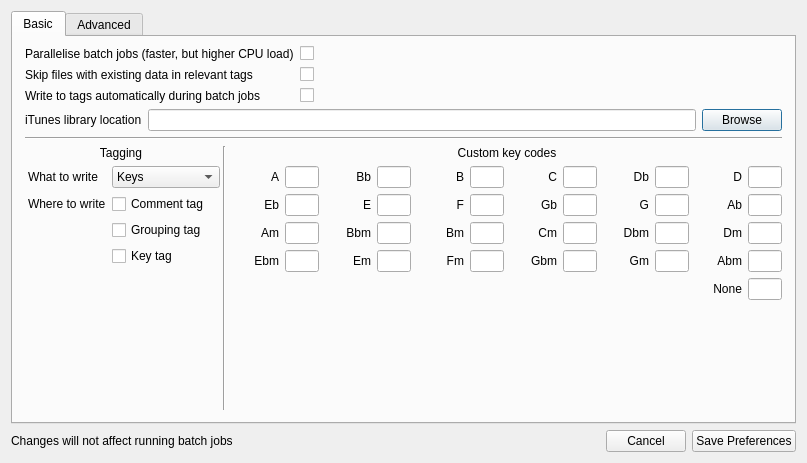
First picture: the form in prefsdialog.ui, repository ibsh/is_KeyFinder, before the edit.
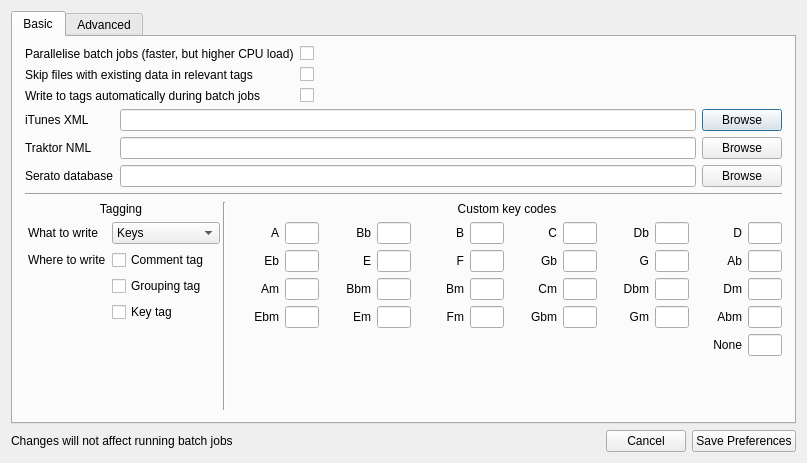
Second picture: the form after the edit.

Commit message:
OK. Addition of library reading for iTunes, Serato and Traktor.
iTunes is obviously buggy; can't be subthreaded and its path resolution
breaks TagLib for some reason. Serato is probably brittle.

The edit to the form file:
```diff
--- a/prefsdialog.ui
+++ b/prefsdialog.ui
@@ -90,7 +90,7 @@
          <item row="0" column="0">
           <widget class="QLabel" name="lbl_iTunesLibrary">
            <property name="text">
-            <string>iTunes library location</string>
+            <string>iTunes XML</string>
            </property>
           </widget>
          </item>
@@ -117,6 +117,66 @@
            </property>
           </widget>
          </item>
+         <item row="1" column="0">
+          <widget class="QLabel" name="lbl_traktorLibrary">
+           <property name="text">
+            <string>Traktor NML</string>
+           </property>
+          </widget>
+         </item>
+         <item row="1" column="1">
+          <widget class="QLineEdit" name="traktorLibraryPath">
+           <property name="minimumSize">
+            <size>
+             <width>300</width>
+             <height>0</height>
+            </size>
+           </property>
+           <property name="frame">
+            <bool>true</bool>
+           </property>
+           <property name="readOnly">
+            <bool>true</bool>
+           </property>
+          </widget>
+         </item>
+         <item row="1" column="2">
+          <widget class="QPushButton" name="findTraktorLibraryButton">
+           <property name="text">
+            <string>Browse</string>
+           </property>
+          </widget>
+         </item>
+         <item row="2" column="0">
+          <widget class="QLabel" name="lbl_seratoLibrary">
+           <property name="text">
+            <string>Serato database</string>
+           </property>
+          </widget>
+         </item>
+         <item row="2" column="1">
+          <widget class="QLineEdit" name="seratoLibraryPath">
+           <property name="minimumSize">
+            <size>
+             <width>300</width>
+             <height>0</height>
+            </size>
+           </property>
+           <property name="frame">
+            <bool>true</bool>
+           </property>
+           <property name="readOnly">
+            <bool>true</bool>
+           </property>
+          </widget>
+         </item>
+         <item row="2" column="2">
+          <widget class="QPushButton" name="findSeratoLibraryButton">
+           <property name="text">
+            <string>Browse</string>
+           </property>
+          </widget>
+         </item>
         </layout>
        </item>
        <item>
```
The commit also changes 12 other files.
